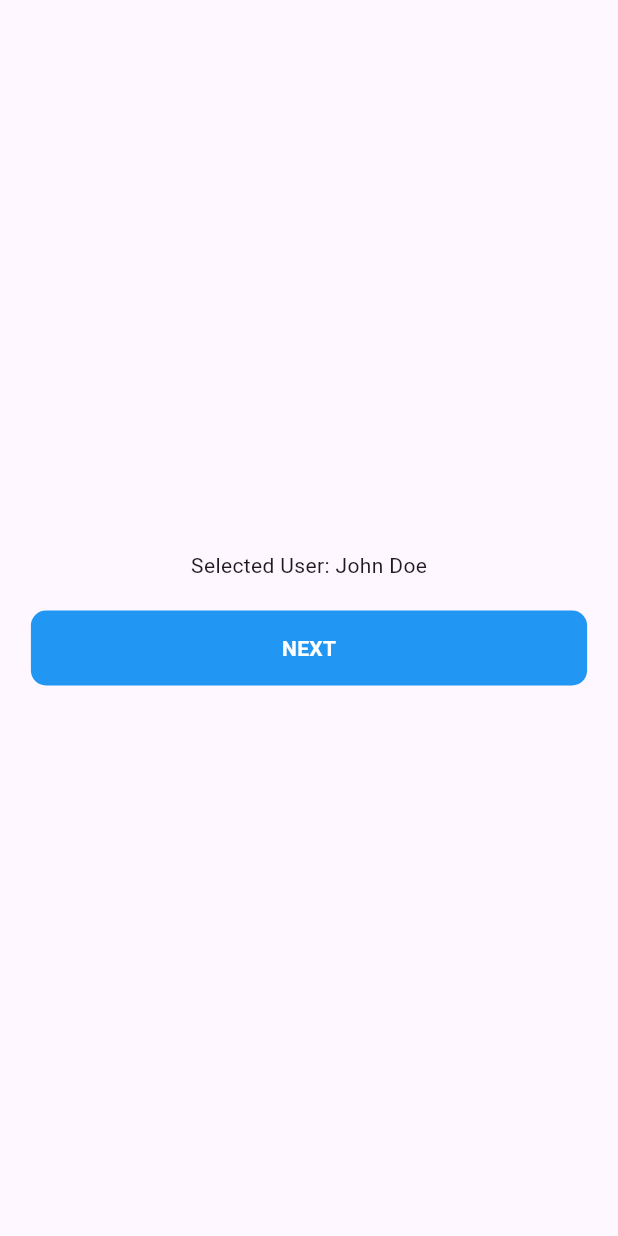
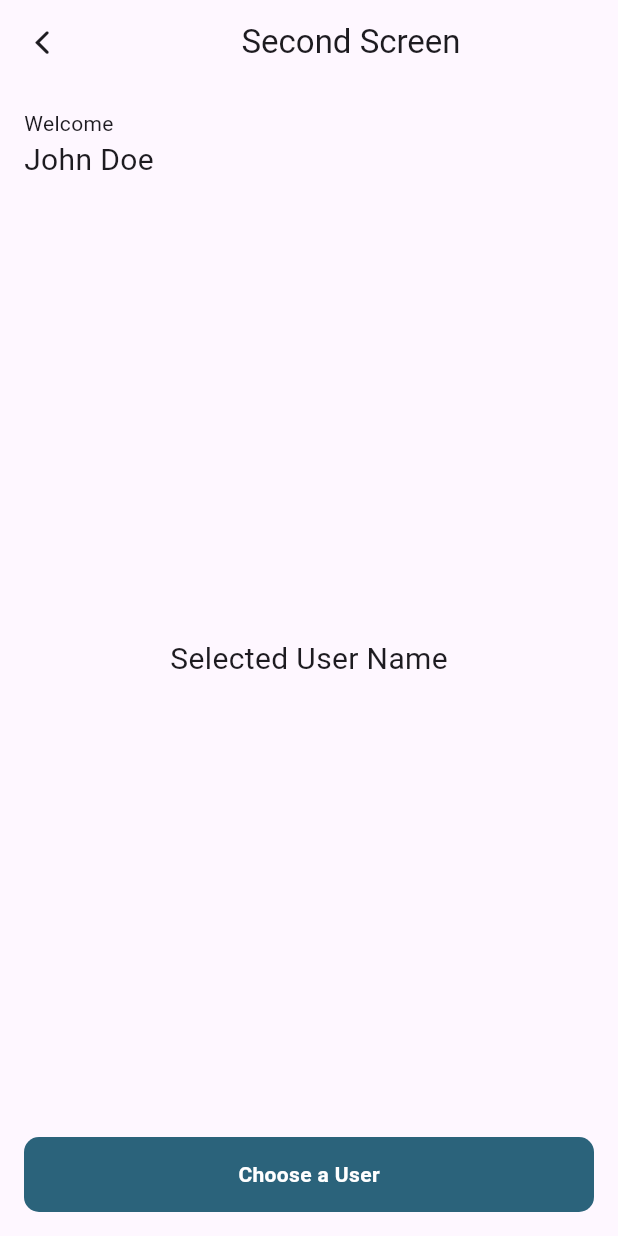
Before and after one commit to xramadhann/testIntern_SuitMedia, a Flutter app: the screen it shows after launch, after a tap on "NEXT", on a phone screen of 412 x 824 dp. Run offline on Flutter 3.47's test engine with Material 3 defaults, Android fonts, the phone set to English and light mode, and no system bars; our stand-ins replace bloc, equatable; network calls fail.

Commit message:
style : styeling ui secondScreen.dart

```diff
--- a/testintern/lib/views/firstScreen.dart
+++ b/testintern/lib/views/firstScreen.dart
@@ -54,8 +54,7 @@ class _firstScreenState extends State<firstScreen> {
                     padding: const EdgeInsets.only(left: 20),
                     child: TextField(
                       decoration: const InputDecoration(
-                          labelText: 'Enter a string',
-                          border: InputBorder.none),
+                          labelText: 'Name', border: InputBorder.none),
                       onChanged: (text) {
                         setState(() {
                           inputText = text;
--- a/testintern/lib/views/secondScreen.dart
+++ b/testintern/lib/views/secondScreen.dart
@@ -1,6 +1,8 @@
-// ignore_for_file: file_names, camel_case_types
+// ignore_for_file: file_names, camel_case_types, unnecessary_string_interpolations
+import 'package:flutter/cupertino.dart';
 import 'package:flutter/material.dart';
 import 'package:testintern/Models/dataUser.dart';
+import 'package:testintern/views/firstScreen.dart';
 import 'package:testintern/views/thirdScreen.dart';
 
 class secondScreen extends StatelessWidget {
@@ -11,30 +13,59 @@ class secondScreen extends StatelessWidget {
   @override
   Widget build(BuildContext context) {
     return Scaffold(
-      body: Center(
+      appBar: AppBar(
+        title: const Center(
+          child: Text(
+            "Second Screen",
+          ),
+        ),
+        leading: IconButton(
+          icon: const Icon(CupertinoIcons.chevron_back),
+          onPressed: () {
+            Navigator.push(
+              context,
+              MaterialPageRoute(builder: (context) => const firstScreen()),
+            );
+          },
+        ),
+      ),
+      body: Padding(
+        padding: const EdgeInsets.all(16.0),
         child: Column(
-          mainAxisAlignment: MainAxisAlignment.center,
+          mainAxisAlignment: MainAxisAlignment.spaceBetween,
+          crossAxisAlignment: CrossAxisAlignment.start,
           children: [
-            Text('Selected User: ${user.name}'),
-            const SizedBox(height: 20),
+            Column(
+              crossAxisAlignment: CrossAxisAlignment.start,
+              children: [
+                const Text('Welcome'),
+                Text("${user.name}", style: const TextStyle(fontSize: 20)),
+              ],
+            ),
+            const Center(
+              child: const Text(
+                "Selected User Name",
+                style: TextStyle(fontSize: 20),
+              ),
+            ),
             GestureDetector(
               onTap: () {
                 Navigator.push(
                   context,
-                  MaterialPageRoute(builder: (context) => const thirdPage()),
+                  MaterialPageRoute(builder: (context) => const thirdScreen()),
                 );
               },
               child: Container(
-                width: MediaQuery.of(context).size.width * 0.90,
+                width: MediaQuery.of(context).size.width * 100,
                 height: 50,
                 decoration: BoxDecoration(
-                  color: Colors.blue,
+                  color: const Color.fromARGB(255, 43, 99, 123),
                   borderRadius: BorderRadius.circular(10),
                 ),
                 child: const Center(
                   child: Text(
-                    'NEXT',
-                    style: const TextStyle(
+                    'Choose a User',
+                    style: TextStyle(
                       color: Colors.white,
                       fontSize: 14,
                       fontWeight: FontWeight.bold,
--- a/testintern/lib/views/thirdScreen.dart
+++ b/testintern/lib/views/thirdScreen.dart
@@ -6,14 +6,14 @@ import 'package:testintern/Models/dataUser.dart';
 import 'package:testintern/views/firstScreen.dart';
 import 'package:testintern/views/secondScreen.dart';
 
-class thirdPage extends StatefulWidget {
-  const thirdPage({super.key});
+class thirdScreen extends StatefulWidget {
+  const thirdScreen({super.key});
 
   @override
-  State<thirdPage> createState() => _thirdPageState();
+  State<thirdScreen> createState() => _thirdScreenState();
 }
 
-class _thirdPageState extends State<thirdPage> {
+class _thirdScreenState extends State<thirdScreen> {
   @override
   Widget build(BuildContext context) {
     return Scaffold(
```
